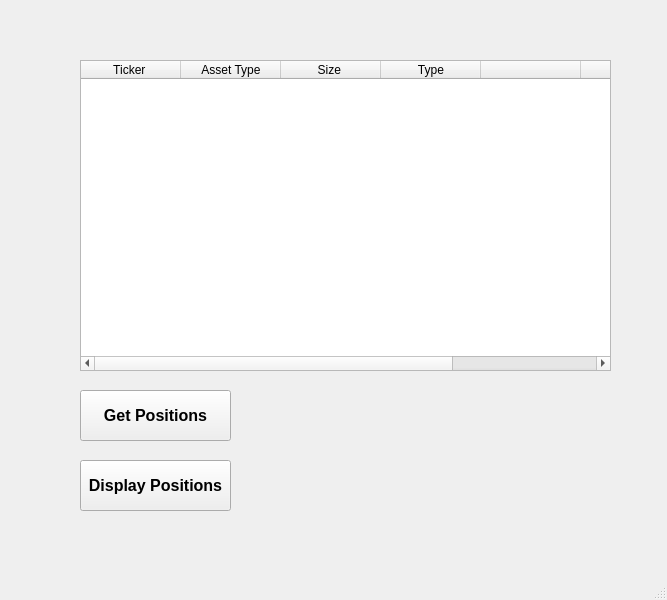
Before: the Qt Designer form MainWindow.ui in Elessar1996/IBController, drawn with Qt 5.
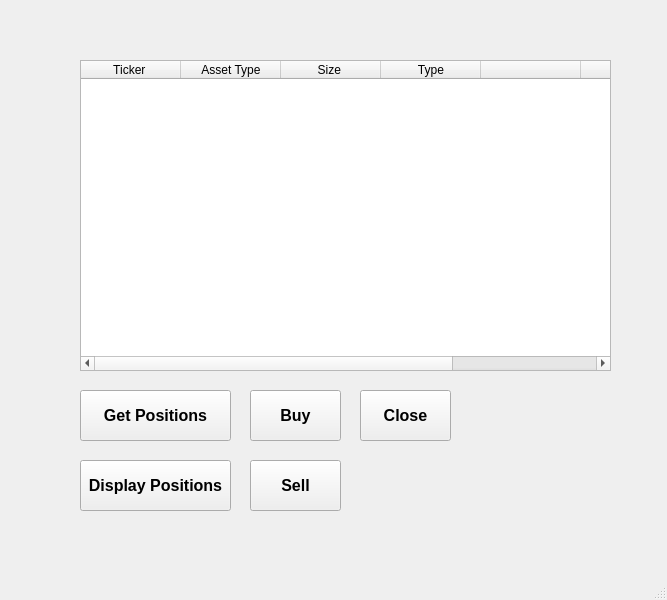
After: the same form once the commit is applied.

Patch:
```diff
--- a/MainWindow.ui
+++ b/MainWindow.ui
@@ -101,6 +101,69 @@
      <string>Get Positions</string>
     </property>
    </widget>
+   <widget class="QPushButton" name="buy_btn">
+    <property name="geometry">
+     <rect>
+      <x>250</x>
+      <y>390</y>
+      <width>91</width>
+      <height>51</height>
+     </rect>
+    </property>
+    <property name="font">
+     <font>
+      <family>Arial</family>
+      <pointsize>12</pointsize>
+      <weight>75</weight>
+      <bold>true</bold>
+     </font>
+    </property>
+    <property name="text">
+     <string>Buy</string>
+    </property>
+   </widget>
+   <widget class="QPushButton" name="sell_btn">
+    <property name="geometry">
+     <rect>
+      <x>250</x>
+      <y>460</y>
+      <width>91</width>
+      <height>51</height>
+     </rect>
+    </property>
+    <property name="font">
+     <font>
+      <family>Arial</family>
+      <pointsize>12</pointsize>
+      <weight>75</weight>
+      <bold>true</bold>
+     </font>
+    </property>
+    <property name="text">
+     <string>Sell</string>
+    </property>
+   </widget>
+   <widget class="QPushButton" name="close_btn">
+    <property name="geometry">
+     <rect>
+      <x>360</x>
+      <y>390</y>
+      <width>91</width>
+      <height>51</height>
+     </rect>
+    </property>
+    <property name="font">
+     <font>
+      <family>Arial</family>
+      <pointsize>12</pointsize>
+      <weight>75</weight>
+      <bold>true</bold>
+     </font>
+    </property>
+    <property name="text">
+     <string>Close</string>
+    </property>
+   </widget>
   </widget>
   <widget class="QStatusBar" name="statusbar"/>
  </widget>
```
